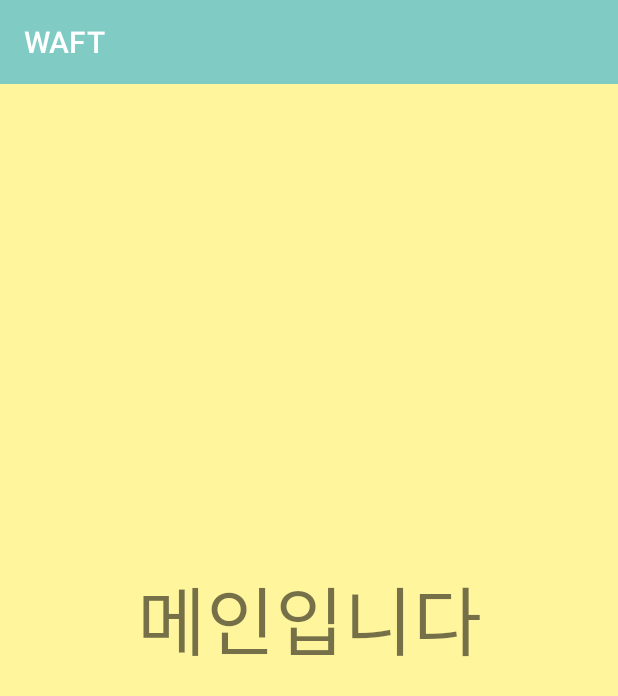
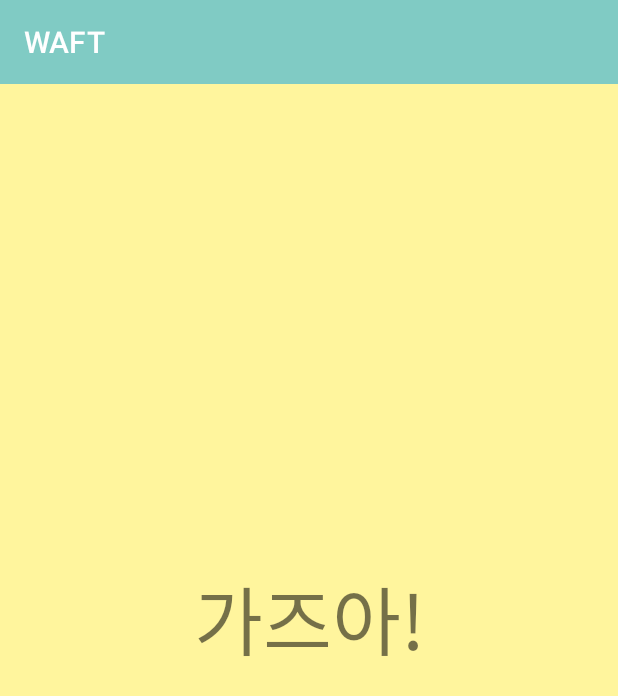
Before and after one commit to scadasystems/WAFT, an Android app: the screen it shows after launch (MainActivity), on a phone screen of 412 x 824 dp. Shown: the top 696 px of the screen. Run offline under Robolectric (Android 15) with nearby library versions, the light colour scheme and no system bars; our stand-ins replace Firebase (no records; nobody signed in at launch, a user with empty details on screens opened directly); libraries missing offline, so code that uses them is left out: com.yarolegovich.slidingrootnav; 1 statement that could not run was skipped.

Commit message:
텍스트 제발..

```diff
--- a/app/src/main/res/layout/activity_main.xml
+++ b/app/src/main/res/layout/activity_main.xml
@@ -18,7 +18,7 @@
     </android.support.v7.widget.Toolbar>
 
     <TextView
-            android:text = "메인입니다"
+            android:text = "가즈아!"
             android:layout_width = "wrap_content"
             android:layout_height = "wrap_content"
             android:id = "@+id/textView"
```
